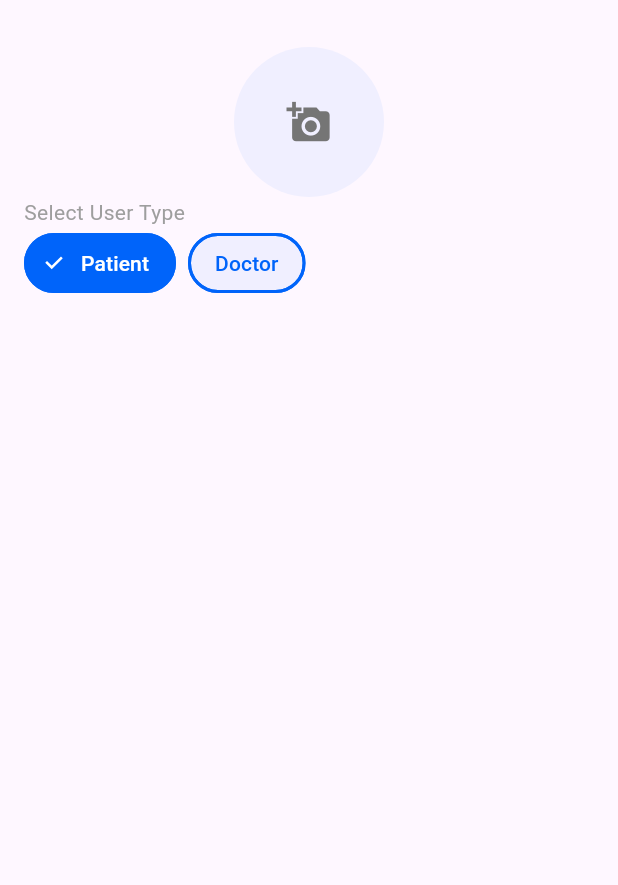
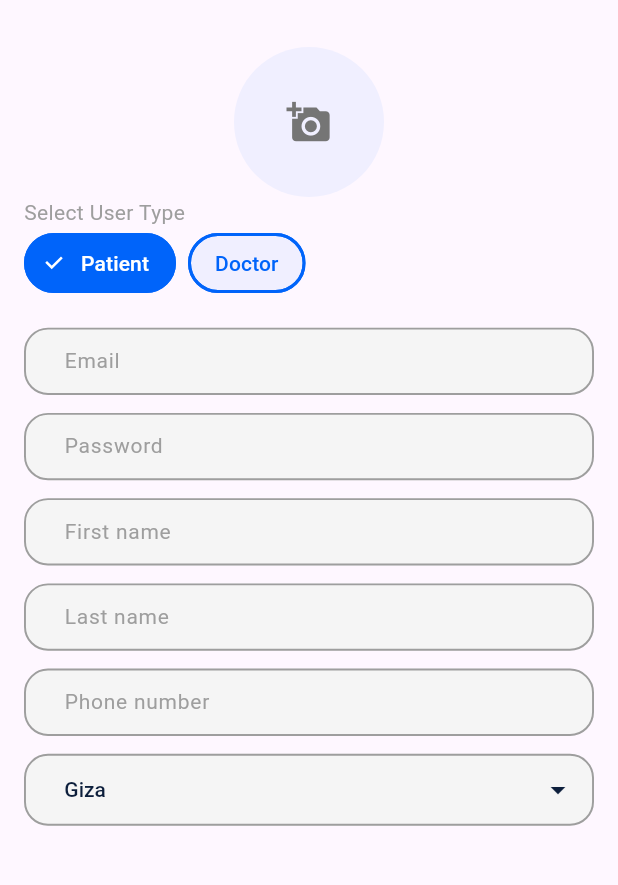
Before and after one commit to shroida/DocPoint, a Flutter app: the SignupScreen screen opened by its route, on a phone screen of 412 x 824 dp, the part 61-946 px from its top. Run offline on Flutter 3.47's test engine with Material 3 defaults, Android fonts, the phone set to English and light mode, and no system bars; our stand-ins replace flutter_bloc, flutter_screenutil, get_it, go_router, image_picker, smooth_page_indicator; Roboto replaces fonts that are missing (Poppins).

Commit message:
add to patient select city

```diff
--- a/lib/features/signup/presentation/ui/signup_screen.dart
+++ b/lib/features/signup/presentation/ui/signup_screen.dart
@@ -1,5 +1,9 @@
+import 'package:docpoint/features/signup/presentation/logic/cubit/signup_cubit.dart';
+import 'package:docpoint/features/signup/presentation/ui/widgets/doctor_form.dart';
+import 'package:docpoint/features/signup/presentation/ui/widgets/patient_form.dart';
 import 'package:docpoint/features/signup/presentation/ui/widgets/pick_image.dart';
 import 'package:flutter/material.dart';
+import 'package:flutter_bloc/flutter_bloc.dart';
 import 'package:flutter_screenutil/flutter_screenutil.dart';
 
 class SignupScreen extends StatefulWidget {
@@ -10,7 +14,6 @@ class SignupScreen extends StatefulWidget {
 }
 
 class SignupScreenState extends State<SignupScreen> {
-  String userType = 'Patient';
   String city = 'Giza';
   String category = 'Dentist';
 
@@ -36,6 +39,8 @@ class SignupScreenState extends State<SignupScreen> {
 
   @override
   Widget build(BuildContext context) {
+    final cubitSignup = context.read<SignupCubit>();
+
     return Scaffold(
         appBar: AppBar(
           title: const Text(
@@ -50,7 +55,7 @@ class SignupScreenState extends State<SignupScreen> {
             child: Column(
                 crossAxisAlignment: CrossAxisAlignment.center,
                 children: [
-                  PickImage(),
+                  const PickImage(),
                   SizedBox(
                     width: double.infinity,
                     child: Column(
@@ -63,7 +68,7 @@ class SignupScreenState extends State<SignupScreen> {
                         Wrap(
                           spacing: 8.0,
                           children: ['Patient', 'Doctor'].map((String type) {
-                            final isSelected = userType == type;
+                            final isSelected = cubitSignup.userType == type;
                             return ChoiceChip(
                               checkmarkColor: Colors.white,
                               label: Text(type),
@@ -87,7 +92,8 @@ class SignupScreenState extends State<SignupScreen> {
                               ),
                               onSelected: (bool selected) {
                                 setState(() {
-                                  userType = selected ? type : 'Patient';
+                                  cubitSignup.userType =
+                                      selected ? type : 'Patient';
                                 });
                               },
                             );
@@ -99,6 +105,9 @@ class SignupScreenState extends State<SignupScreen> {
                   SizedBox(
                     height: 16.h,
                   ),
+                  cubitSignup.userType == 'Patient'
+                      ? const PatientForm()
+                      : const DoctorForm()
                 ]),
           ),
         )));
--- a/lib/features/signup/presentation/ui/widgets/patient_form.dart
+++ b/lib/features/signup/presentation/ui/widgets/patient_form.dart
@@ -1,12 +1,18 @@
+import 'package:docpoint/core/widgets/app_dropdown_form_field.dart';
 import 'package:docpoint/features/signup/presentation/logic/cubit/signup_cubit.dart';
 import 'package:flutter/material.dart';
 import 'package:flutter_bloc/flutter_bloc.dart';
 import 'package:flutter_screenutil/flutter_screenutil.dart';
 import 'package:docpoint/core/widgets/app_text_form_field.dart';
 
-class PatientForm extends StatelessWidget {
+class PatientForm extends StatefulWidget {
   const PatientForm({super.key});
 
+  @override
+  State<PatientForm> createState() => _PatientFormState();
+}
+
+class _PatientFormState extends State<PatientForm> {
   @override
   Widget build(BuildContext context) {
     final signupCubit = context.read<SignupCubit>();
@@ -67,6 +73,28 @@ class PatientForm extends StatelessWidget {
             return null;
           },
         ),
+        SizedBox(height: 10.h),
+        AppDropdownFormField<String>(
+          hintText: 'Select your city',
+          value: signupCubit.city,
+          items: signupCubit.cities.map((String value) {
+            return DropdownMenuItem<String>(
+              value: value,
+              child: Text(value),
+            );
+          }).toList(),
+          onChanged: (value) {
+            setState(() {
+              signupCubit.city = value!;
+            });
+          },
+          validator: (value) {
+            if (value == null) {
+              return 'Please select your city';
+            }
+            return null;
+          },
+        ),
       ],
     );
   }
```
